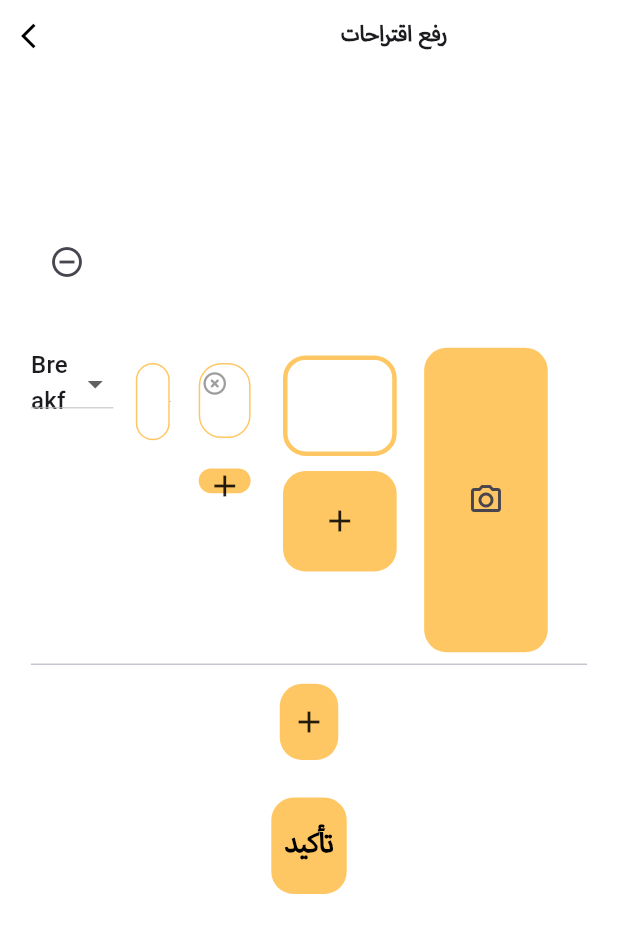
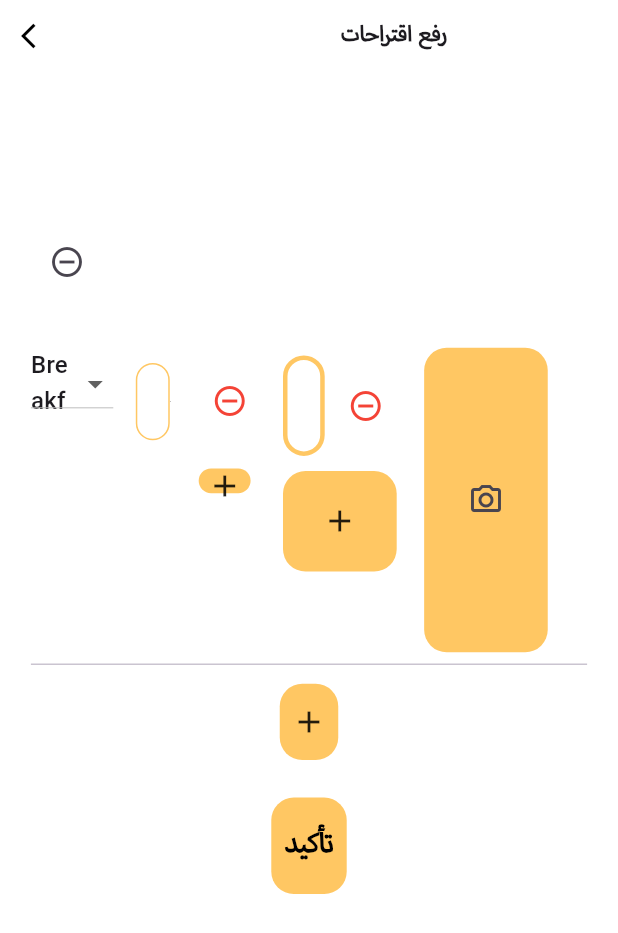
Before and after one commit to Abdelelah-PAL/foodlink_admin_panel, a Flutter app: the AddSuggestionsScreen screen opened directly, on a phone screen of 412 x 824 dp. Shown: the top 933 px of the screen. Run offline on Flutter 3.47's test engine with Material 3 defaults, Android fonts, the phone set to English and light mode, and no system bars; our stand-ins replace cloud_firestore, dotted_border, file_picker, firebase_auth, firebase_core, firebase_storage and 2 more; missing offline and left inert: firebase_app_check; accounts and stored records are empty.

Commit message:
fixing issues

```diff
--- a/lib/screens/food_screens/widgets/ingredient_box.dart
+++ b/lib/screens/food_screens/widgets/ingredient_box.dart
@@ -5,26 +5,17 @@ import '../../../providers/meals_provider.dart';
 import '../../../providers/settings_provider.dart';
 
 class IngredientBox extends StatelessWidget {
-  const IngredientBox({
-    super.key,
-    required this.settingsProvider,
-    this.onChanged,
-    required this.mealsProvider,
-    required this.edition,
-    required this.index,
-  });
+  const IngredientBox(
+      {super.key, required this.settingsProvider, required this.controller, this.onChanged, });
 
+  final TextEditingController controller;
   final SettingsProvider settingsProvider;
-  final MealsProvider mealsProvider;
   final ValueChanged<String>? onChanged;
-  final bool edition;
-  final int index;
+
 
   @override
   Widget build(BuildContext context) {
-    return Stack(
-      children: [
-        Container(
+    return Container(
       margin: EdgeInsets.symmetric(
         vertical: SizeConfig.getProportionalHeight(10),
         horizontal: SizeConfig.getProportionalWidth(3),
@@ -35,7 +26,7 @@ class IngredientBox extends StatelessWidget {
       ),
       child: TextField(
         onChanged: onChanged,
-            controller: mealsProvider.plannedMealIngredientsControllers[index],
+        controller: controller,
         textDirection: settingsProvider.language == 'en'
             ? TextDirection.ltr
             : TextDirection.rtl,
@@ -53,22 +44,6 @@ class IngredientBox extends StatelessWidget {
           border: InputBorder.none,
         ),
       ),
-        ),
-        Positioned(
-            left: -10,
-            top: 0,
-            child: IconButton(
-                onPressed: () {
-                  edition == true
-                      ? mealsProvider.removeEditionIngredient(index)
-                      : mealsProvider.removeAdditionIngredient(index);
-                },
-                icon: const Icon(
-                  Icons.highlight_remove_rounded,
-                  size: 18,
-                  color: Colors.grey,
-                )))
-      ],
     );
   }
 }
@@ -98,8 +73,7 @@ class AddIngredientBox extends StatelessWidget {
 }
 
 class AddIngredientBoxForSuggestion extends StatelessWidget {
-  const AddIngredientBoxForSuggestion(
-      {super.key, required this.mealsProvider, this.onTap});
+  const AddIngredientBoxForSuggestion({super.key, required this.mealsProvider, this.onTap});
 
   final MealsProvider mealsProvider;
   final GestureTapCallback? onTap;
@@ -111,6 +85,7 @@ class AddIngredientBoxForSuggestion extends StatelessWidget {
       child: Container(
           width: SizeConfig.getProperHorizontalSpace(10),
           height: SizeConfig.getProportionalWidth(15),
+
           margin: EdgeInsets.symmetric(
             vertical: SizeConfig.getProportionalHeight(10),
             horizontal: SizeConfig.getProportionalWidth(3),
--- a/lib/screens/food_screens/widgets/suggestion_tile.dart
+++ b/lib/screens/food_screens/widgets/suggestion_tile.dart
@@ -62,6 +62,26 @@ class _EmptySuggestionTileState extends State<EmptySuggestionTile> {
       stepsControllers.add(TextEditingController());
       meal.recipe!.add("");
     });
+  }
+
+  void removeIngredient(int index) {
+    if (index >= 0 && index < ingredientControllers.length) {
+      setState(() {
+        ingredientControllers[index].dispose();
+        ingredientControllers.removeAt(index);
+        meal.ingredients.removeAt(index);
+      });
+    }
+  }
+
+  void removeStep(int index) {
+    if (index >= 0 && index < stepsControllers.length) {
+      setState(() {
+        stepsControllers[index].dispose();
+        stepsControllers.removeAt(index);
+        meal.recipe!.removeAt(index);
+      });
+    }
   }
 
   @override
@@ -137,12 +157,20 @@ class _EmptySuggestionTileState extends State<EmptySuggestionTile> {
                           while (meal.ingredients.length <= i) {
                             meal.ingredients.add("");
                           }
-                          return IngredientBox(
-                            settingsProvider: widget.settingsProvider,
-                            mealsProvider: widget.mealsProvider,
-                            index: i,
-                            edition: true,
-                            onChanged: (val) => meal.ingredients[i] = val,
+                          return Row(
+                            children: [
+                              Expanded(
+                                child: IngredientBox(
+                                  settingsProvider: widget.settingsProvider,
+                                  controller: controller,
+                                  onChanged: (val) => meal.ingredients[i] = val,
+                                ),
+                              ),
+                              IconButton(
+                                onPressed: () => removeIngredient(i),
+                                icon: const Icon(Icons.remove_circle_outline, color: Colors.red),
+                              ),
+                            ],
                           );
                         }),
                         AddIngredientBoxForSuggestion(
@@ -166,10 +194,20 @@ class _EmptySuggestionTileState extends State<EmptySuggestionTile> {
                           while (meal.recipe!.length <= i) {
                             meal.recipe!.add("");
                           }
-                          return StepBox(
-                            settingsProvider: widget.settingsProvider,
-                            controller: controller,
-                            onChanged: (val) => meal.recipe![i] = val,
+                          return Row(
+                            children: [
+                              Expanded(
+                                child: StepBox(
+                                  settingsProvider: widget.settingsProvider,
+                                  controller: controller,
+                                  onChanged: (val) => meal.recipe![i] = val,
+                                ),
+                              ),
+                              IconButton(
+                                onPressed: () => removeStep(i),
+                                icon: const Icon(Icons.remove_circle_outline, color: Colors.red),
+                              ),
+                            ],
                           );
                         }),
                         AddStepBox(
```
Also changed, not shown: lib/controllers/meal_controller.dart (+20 -4 lines), lib/providers/meals_provider.dart (+18 -24 lines), lib/providers/storage_provider.dart (+10 -0 lines), lib/screens/food_screens/add_planned_meal_screen.dart (+15 -25 lines), lib/screens/food_screens/edit_suggestion_meal_screen.dart (+46 -12 lines), lib/screens/food_screens/widgets/meal_image_container.dart (+24 -4 lines). Lines whose indentation alone changed are shown as unchanged.
